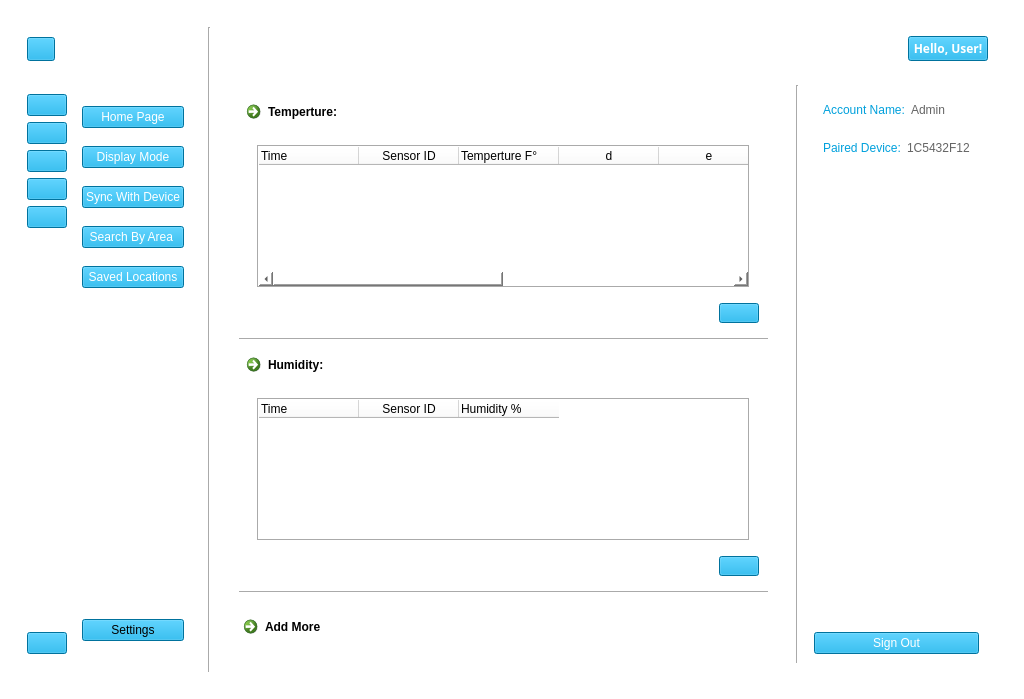
Above: User Interface/WeatherApp.ui from sarscheps/Project---UI-Communications before the change. Below: the same form after it.
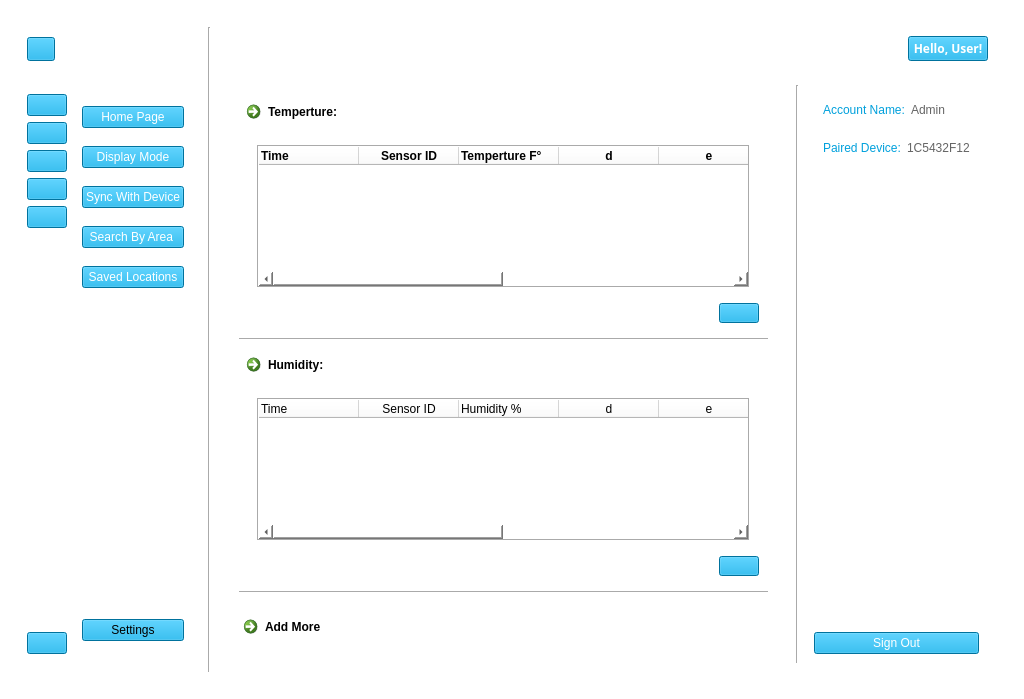
That is the form after the change. Icons and pictures are not drawn. Custom widgets are drawn as their Qt base class.

Diff of the .ui file:
```diff
--- a/User Interface/WeatherApp.ui
+++ b/User Interface/WeatherApp.ui
@@ -239,6 +239,11 @@
                                       <property name="text">
                                        <string>Time</string>
                                       </property>
+                                      <property name="font">
+                                       <font>
+                                        <bold>true</bold>
+                                       </font>
+                                      </property>
                                       <property name="textAlignment">
                                        <set>AlignLeading|AlignVCenter</set>
                                       </property>
@@ -247,11 +252,21 @@
                                       <property name="text">
                                        <string>Sensor ID</string>
                                       </property>
+                                      <property name="font">
+                                       <font>
+                                        <bold>true</bold>
+                                       </font>
+                                      </property>
                                      </column>
                                      <column>
                                       <property name="text">
                                        <string>Temperture F°</string>
                                       </property>
+                                      <property name="font">
+                                       <font>
+                                        <bold>true</bold>
+                                       </font>
+                                      </property>
                                       <property name="textAlignment">
                                        <set>AlignLeading|AlignVCenter</set>
                                       </property>
@@ -260,26 +275,51 @@
                                       <property name="text">
                                        <string>d</string>
                                       </property>
+                                      <property name="font">
+                                       <font>
+                                        <bold>true</bold>
+                                       </font>
+                                      </property>
                                      </column>
                                      <column>
                                       <property name="text">
                                        <string>e</string>
                                       </property>
+                                      <property name="font">
+                                       <font>
+                                        <bold>true</bold>
+                                       </font>
+                                      </property>
                                      </column>
                                      <column>
                                       <property name="text">
                                        <string>f</string>
                                       </property>
+                                      <property name="font">
+                                       <font>
+                                        <bold>true</bold>
+                                       </font>
+                                      </property>
                                      </column>
                                      <column>
                                       <property name="text">
                                        <string>g</string>
                                       </property>
+                                      <property name="font">
+                                       <font>
+                                        <bold>true</bold>
+                                       </font>
+                                      </property>
                                      </column>
                                      <column>
                                       <property name="text">
                                        <string>h</string>
                                       </property>
+                                      <property name="font">
+                                       <font>
+                                        <bold>true</bold>
+                                       </font>
+                                      </property>
                                      </column>
                                     </widget>
                                    </item>
@@ -532,6 +572,31 @@
                                        <set>AlignLeading|AlignVCenter</set>
                                       </property>
                                      </column>
+                                     <column>
+                                      <property name="text">
+                                       <string>d</string>
+                                      </property>
+                                     </column>
+                                     <column>
+                                      <property name="text">
+                                       <string>e</string>
+                                      </property>
+                                     </column>
+                                     <column>
+                                      <property name="text">
+                                       <string>f</string>
+                                      </property>
+                                     </column>
+                                     <column>
+                                      <property name="text">
+                                       <string>g</string>
+                                      </property>
+                                     </column>
+                                     <column>
+                                      <property name="text">
+                                       <string>h</string>
+                                      </property>
+                                     </column>
                                     </widget>
                                    </item>
                                   </layout>
```
Left out of the diff: 3 changed lines with no effect on the pictures.
